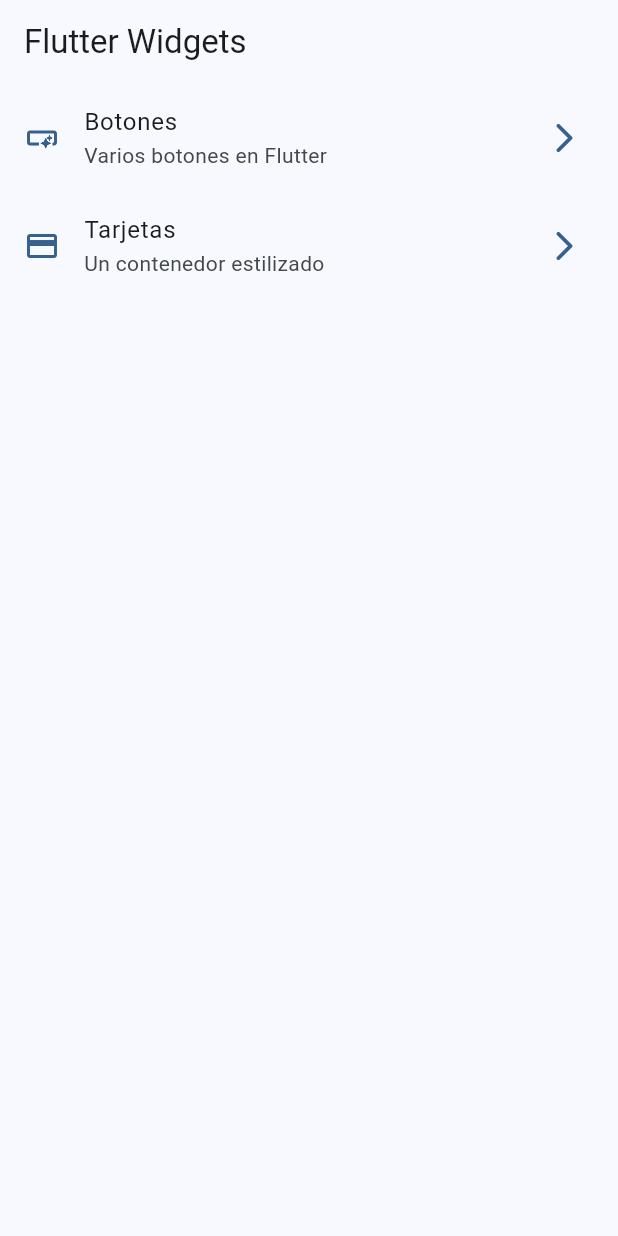
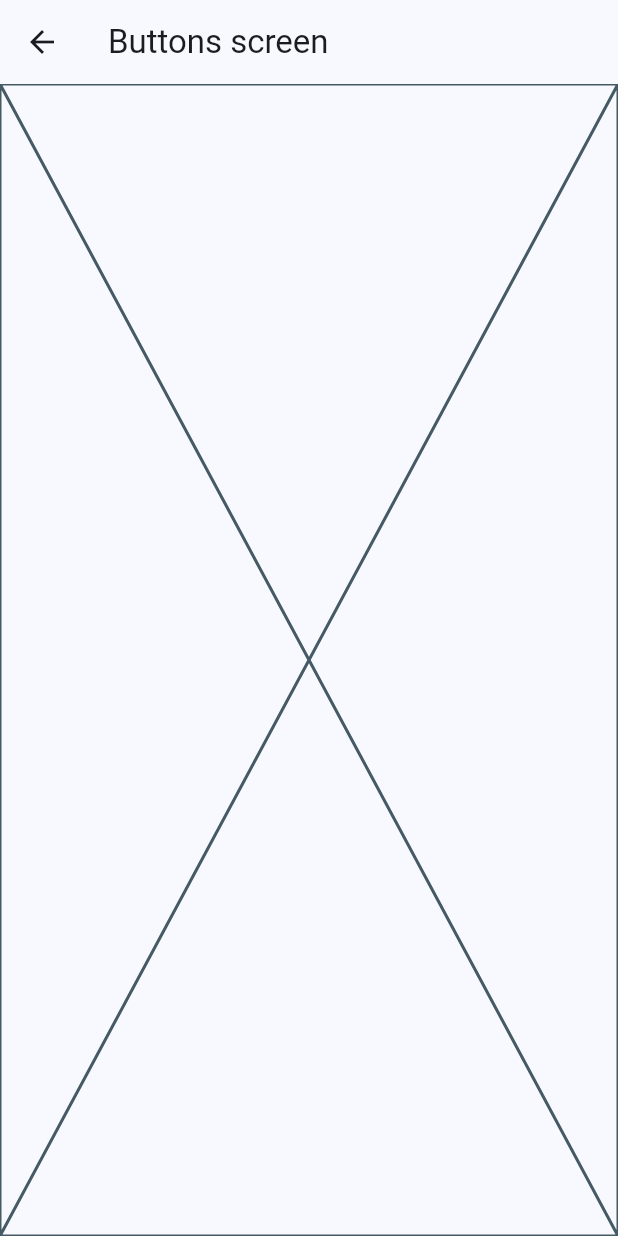
Before and after one commit to AdrianCasB/widgets_app, a Flutter app: the screen it shows after launch, after a tap on "Botones", on a phone screen of 412 x 824 dp. Run offline on Flutter 3.47's test engine with Material 3 defaults, Android fonts, the phone set to English and light mode, and no system bars; our stand-ins replace go_router.

Commit message:
feat: config go_router

```diff
--- /dev/null
+++ b/lib/config/router/app_router.dart
@@ -0,0 +1,10 @@
+import 'package:go_router/go_router.dart';
+import '../../presentation/screens/screens.dart';
+
+final appRouter = GoRouter(
+  routes: [
+    GoRoute(path: '/', builder: (context, state) => HomeScreen()),
+    GoRoute(path: '/buttons', builder: (context, state) => ButtonsScreen()),
+    GoRoute(path: '/cards', builder: (context, state) => CardsScreen()),
+  ],
+);
--- a/lib/config/theme/menu/menu_items.dart
+++ b/lib/config/theme/menu/menu_items.dart
@@ -25,7 +25,7 @@ const appMenuItems = <MenuItem>[
   MenuItem(
     title: 'Tarjetas',
     subtitle: 'Un contenedor estilizado',
-    link: '/card',
+    link: '/cards',
     icon: Icons.credit_card,
   ),
 ];
--- a/lib/main.dart
+++ b/lib/main.dart
@@ -1,6 +1,6 @@
 import 'package:flutter/material.dart';
+import 'package:widgets_app/config/router/app_router.dart';
 import 'package:widgets_app/config/theme/app_theme.dart';
-import 'package:widgets_app/presentation/screens/home/home_screen.dart';
 
 void main() {
   runApp(const MainApp());
@@ -11,10 +11,10 @@ class MainApp extends StatelessWidget {
 
   @override
   Widget build(BuildContext context) {
-    return MaterialApp(
+    return MaterialApp.router(
+      routerConfig: appRouter,
       debugShowCheckedModeBanner: false,
       theme: AppTheme(selectedColor: 0).getTheme(),
-      home: Scaffold(body: Center(child: HomeScreen())),
     );
   }
 }
--- /dev/null
+++ b/lib/presentation/screens/buttons/buttons_screen.dart
@@ -0,0 +1,13 @@
+import 'package:flutter/material.dart';
+
+class ButtonsScreen extends StatelessWidget {
+  const ButtonsScreen({super.key});
+
+  @override
+  Widget build(BuildContext context) {
+    return Scaffold(
+      appBar: AppBar(title: const Text('Buttons screen')),
+      body: const Placeholder(),
+    );
+  }
+}
--- a/lib/presentation/screens/home/home_screen.dart
+++ b/lib/presentation/screens/home/home_screen.dart
@@ -1,5 +1,7 @@
 import 'package:flutter/material.dart';
+import 'package:go_router/go_router.dart';
 import 'package:widgets_app/config/theme/menu/menu_items.dart';
+import 'package:widgets_app/presentation/screens/buttons/buttons_screen.dart';
 
 class HomeScreen extends StatelessWidget {
   const HomeScreen({super.key});
@@ -27,9 +29,9 @@ class _HomeView extends StatelessWidget {
 }
 
 class _CustomListTile extends StatelessWidget {
+  final MenuItem menuItem;
+
   const _CustomListTile({required this.menuItem});
-
-  final MenuItem menuItem;
 
   @override
   Widget build(BuildContext context) {
@@ -41,7 +43,11 @@ class _CustomListTile extends StatelessWidget {
       trailing: Icon(Icons.arrow_forward_ios_rounded, color: colors.primary),
       subtitle: Text(menuItem.subtitle),
       onTap: () {
-        //TODO: navegar en otra pantalla
+        context.push(menuItem.link);
+        // Navigator.pushNamed(context, menuItem.link);
+        // Navigator.of(
+        //   context,
+        // ).push(MaterialPageRoute(builder: (context) => const ButtonsScreen()));
       },
     );
   }
--- /dev/null
+++ b/lib/presentation/screens/screens.dart
@@ -0,0 +1,3 @@
+export 'package:widgets_app/presentation/screens/buttons/buttons_screen.dart';
+export 'package:widgets_app/presentation/screens/cards/cards_screen.dart';
+export 'package:widgets_app/presentation/screens/home/home_screen.dart';
--- a/pubspec.yaml
+++ b/pubspec.yaml
@@ -9,11 +9,12 @@ environment:
 dependencies:
   flutter:
     sdk: flutter
+  go_router: ^16.0.0
 
 dev_dependencies:
+  flutter_lints: ^5.0.0
   flutter_test:
     sdk: flutter
-  flutter_lints: ^5.0.0
 
 flutter:
   uses-material-design: true
```
Also changed, not shown: lib/presentation/screens/cards/cards_screen.dart (added, +13 -0 lines), pubspec.lock, 1 other file.
